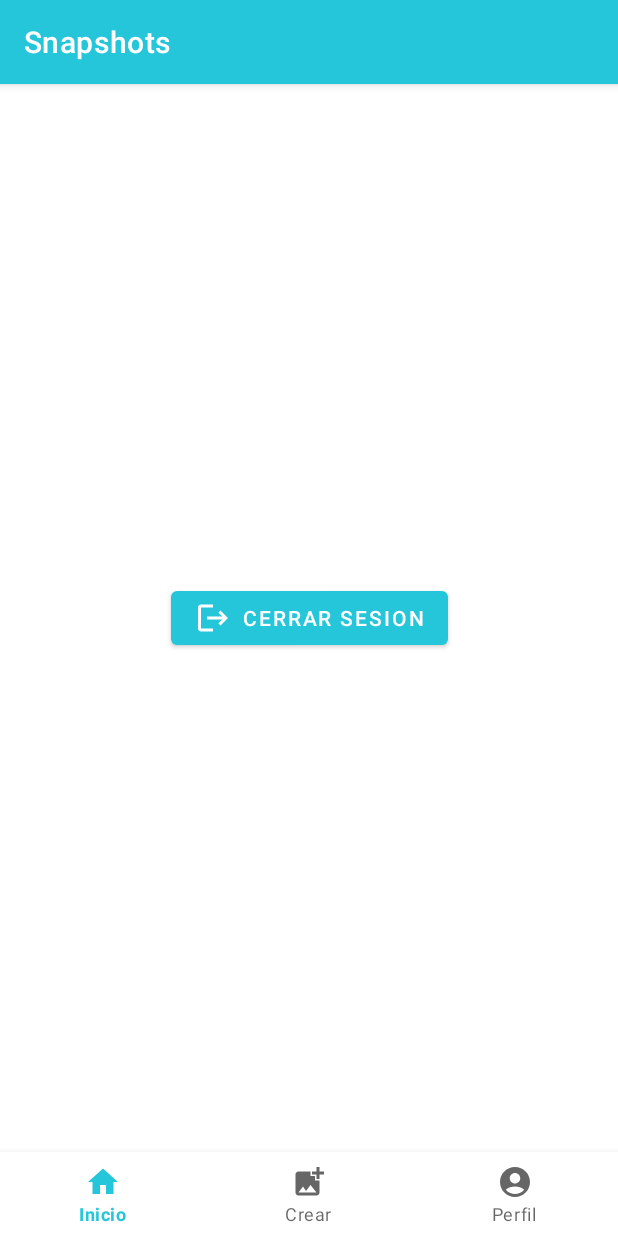
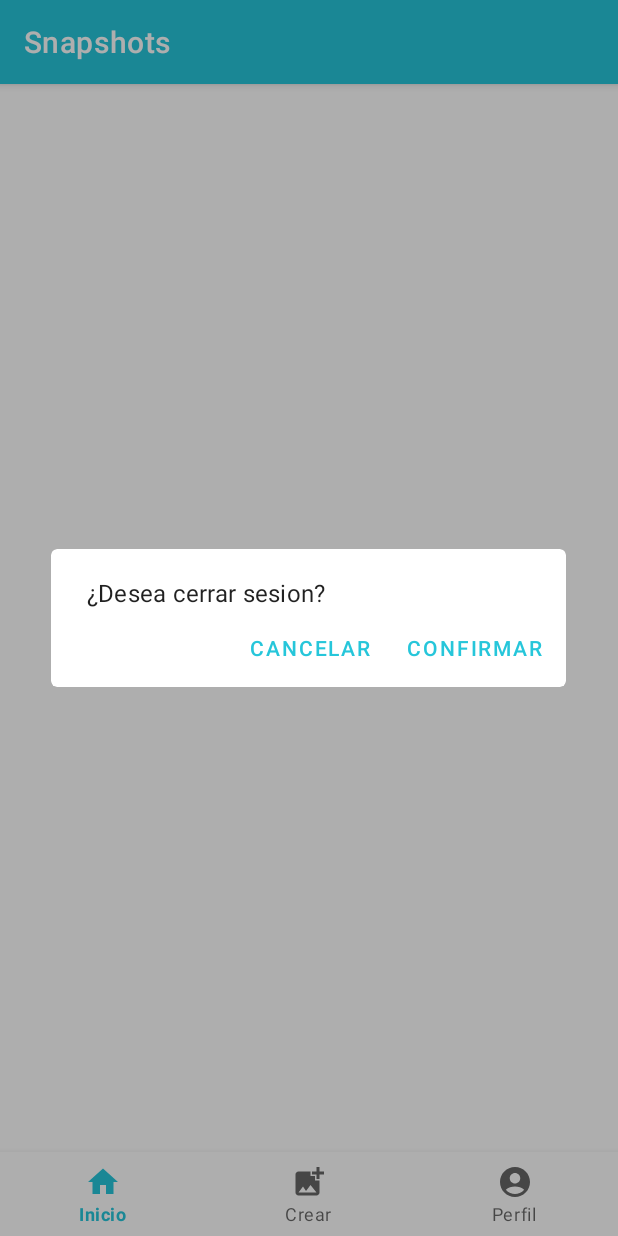
Before and after one commit to Luxer5/Curso-Kotlin, an Android app: the fragment ProfileFragment placed in its activity, after a tap on "CERRAR SESION", on a phone screen of 412 x 824 dp. Run offline under Robolectric (Android 15) with nearby library versions, the phone set to English and light mode, and no system bars; our stand-ins replace Firebase (no records; nobody signed in at launch, a user with empty details on screens opened directly); 5 statements that could not run were skipped.

Commit message:
Aplicacion completada con exito. Ultimos cambios y mejoras. Fallo al mostrar el usuario la primera vez que se inicia sesion, epro se fixeara mas adelante.

```diff
--- a/KotlinPractical/Snapshots/app/src/main/java/com/cursokotlin/snapshots/MainActivity.kt
+++ b/KotlinPractical/Snapshots/app/src/main/java/com/cursokotlin/snapshots/MainActivity.kt
@@ -1,9 +1,10 @@
 package com.cursokotlin.snapshots
 
-import android.content.Intent
+
 import androidx.appcompat.app.AppCompatActivity
 import android.os.Bundle
 import android.widget.Toast
+import androidx.activity.result.contract.ActivityResultContracts
 import androidx.fragment.app.Fragment
 import androidx.fragment.app.FragmentManager
 import com.cursokotlin.snapshots.databinding.ActivityMainBinding
@@ -24,6 +25,18 @@ class MainActivity : AppCompatActivity() {
     private lateinit var mAuthListener: FirebaseAuth.AuthStateListener
     private var mFirebaseAuth: FirebaseAuth? = null
 
+    private var authResult = registerForActivityResult(ActivityResultContracts.StartActivityForResult()){
+        if (it.resultCode == RESULT_OK){
+
+                Toast.makeText(this, "Bienvenido...", Toast.LENGTH_SHORT).show()
+            }else{
+                if(IdpResponse.fromResultIntent(it.data) == null){
+                    finish()
+                }
+
+        }
+    }
+
     override fun onCreate(savedInstanceState: Bundle?) {
         super.onCreate(savedInstanceState)
         mBinding = ActivityMainBinding.inflate(layoutInflater)
@@ -39,14 +52,15 @@ class MainActivity : AppCompatActivity() {
         mAuthListener = FirebaseAuth.AuthStateListener {
             val user = it.currentUser
             if (user == null){
-                startActivityForResult(AuthUI.getInstance().createSignInIntentBuilder()
+
+                authResult.launch(AuthUI.getInstance().createSignInIntentBuilder()
                     .setIsSmartLockEnabled(false)
                     .setAvailableProviders(
                         Arrays.asList(
                             AuthUI.IdpConfig.EmailBuilder().build(),
                             AuthUI.IdpConfig.GoogleBuilder().build())
                     )
-                    .build(),RC_SIGN_IN )
+                    .build())
             }
         }
     }
@@ -70,7 +84,7 @@ class MainActivity : AppCompatActivity() {
         mFragmentManager.beginTransaction()
             .add(R.id.hostFragment, homeFragment, HomeFragment::class.java.name).commit()
 
-        mBinding.bottomNav.setOnNavigationItemSelectedListener {
+        mBinding.bottomNav.setOnItemSelectedListener {
             when (it.itemId){
                 R.id.action_home ->{
                     mFragmentManager.beginTransaction().hide(mActiveFragment).show(homeFragment).commit()
@@ -90,7 +104,7 @@ class MainActivity : AppCompatActivity() {
                 else -> false
             }
         }
-        mBinding.bottomNav.setOnNavigationItemReselectedListener{
+        mBinding.bottomNav.setOnItemReselectedListener{
             when(it.itemId){
                 R.id.action_home -> (homeFragment as HomeAux).gotoTop()
             }
@@ -107,16 +121,5 @@ class MainActivity : AppCompatActivity() {
         mFirebaseAuth?.removeAuthStateListener(mAuthListener)
     }
 
-    override fun onActivityResult(requestCode: Int, resultCode: Int, data: Intent?) {
-        super.onActivityResult(requestCode, resultCode, data)
-        if (requestCode == RC_SIGN_IN){
-            if (resultCode== RESULT_OK){
-                Toast.makeText(this, "Bienvenido...", Toast.LENGTH_SHORT).show()
-            }else{
-                if(IdpResponse.fromResultIntent(data) == null){
-                    finish()
-                }
-            }
-        }
-    }
+
 }
--- a/KotlinPractical/Snapshots/app/src/main/java/com/cursokotlin/snapshots/ProfileFragment.kt
+++ b/KotlinPractical/Snapshots/app/src/main/java/com/cursokotlin/snapshots/ProfileFragment.kt
@@ -8,7 +8,10 @@ import android.view.ViewGroup
 import android.widget.Toast
 import com.cursokotlin.snapshots.databinding.FragmentProfileBinding
 import com.firebase.ui.auth.AuthUI
+import com.google.android.material.bottomnavigation.BottomNavigationView
+import com.google.android.material.dialog.MaterialAlertDialogBuilder
 import com.google.firebase.auth.FirebaseAuth
+import com.google.firebase.database.FirebaseDatabase
 
 class ProfileFragment : Fragment() {
 
@@ -17,7 +20,7 @@ class ProfileFragment : Fragment() {
     override fun onCreateView(
         inflater: LayoutInflater, container: ViewGroup?,
         savedInstanceState: Bundle?
-    ): View? {
+    ): View {
         mBinding = FragmentProfileBinding.inflate(inflater, container, false)
         return mBinding.root
     }
@@ -25,10 +28,25 @@ class ProfileFragment : Fragment() {
     override fun onViewCreated(view: View, savedInstanceState: Bundle?) {
         super.onViewCreated(view, savedInstanceState)
 
-        mBinding.tvName.text = FirebaseAuth.getInstance().currentUser?.displayName
-        mBinding.tvEmail.text = FirebaseAuth.getInstance().currentUser?.email
+        //mBinding.tvName.text = FirebaseAuth.getInstance().currentUser?.displayName
+       // mBinding.tvEmail.text = FirebaseAuth.getInstance().currentUser?.email
 
-        mBinding.btnLogout.setOnClickListener{signOut()}
+        refresh()
+        setupButton()
+    }
+    private fun setupButton() {
+        mBinding.btnLogout.setOnClickListener {
+            context?.let {
+                MaterialAlertDialogBuilder(it)
+                    .setTitle(R.string.dialog_logout_title)
+                    .setPositiveButton(R.string.dialog_logout_confirm) { _, _ ->
+                        signOut()
+                    }
+
+                    .setNegativeButton(R.string.dialog_logout_cancel, null)
+                    .show()
+            }
+        }
     }
 
     private fun signOut() {
@@ -36,7 +54,17 @@ class ProfileFragment : Fragment() {
             AuthUI.getInstance().signOut(it)
                 .addOnCompleteListener{
                     Toast.makeText(context, "Hasta pronto", Toast.LENGTH_SHORT).show()
+                    mBinding.tvName.text= ""
+                    mBinding.tvEmail.text= ""
+                    (activity?.findViewById(R.id.bottomNav) as? BottomNavigationView)
+                        ?.selectedItemId = R.id.action_home
                 }
+        }
+    }
+    private fun refresh() {
+        with(mBinding) {
+            tvName.text = FirebaseAuth.getInstance().currentUser?.displayName
+            tvEmail.text = FirebaseAuth.getInstance().currentUser?.email
         }
 
     }
--- a/KotlinPractical/Snapshots/app/src/main/res/values/strings.xml
+++ b/KotlinPractical/Snapshots/app/src/main/res/values/strings.xml
@@ -10,4 +10,8 @@
     <string name="dialog_delete_cancel">Cancelar</string>
     <string name="dialog_delete_confirm">Confirmar</string>
     <string name="dialog_delete_title">¿Desea eliminar el snapshot?</string>
+    <string name="home_delete_photo_error">Error al eliminar la foto</string>
+    <string name="dialog_logout_title">¿Desea cerrar sesion?</string>
+    <string name="dialog_logout_confirm">Confirmar</string>
+    <string name="dialog_logout_cancel">Cancelar</string>
 </resources>
```
Also changed, not shown: KotlinPractical/Snapshots/app/src/main/java/com/cursokotlin/snapshots/AddFragment.kt (+24 -13 lines), KotlinPractical/Snapshots/app/src/main/java/com/cursokotlin/snapshots/HomeFragment.kt (+20 -7 lines).
